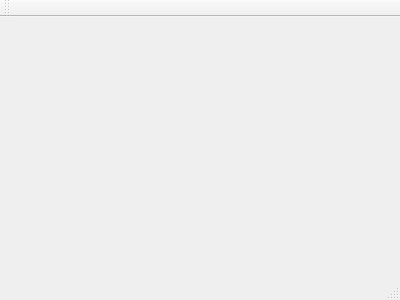
Before: the Qt Designer form Linux/RC_Car_Tool/mainwindow.ui in vedderb/rise_sdvp, drawn with Qt 5.
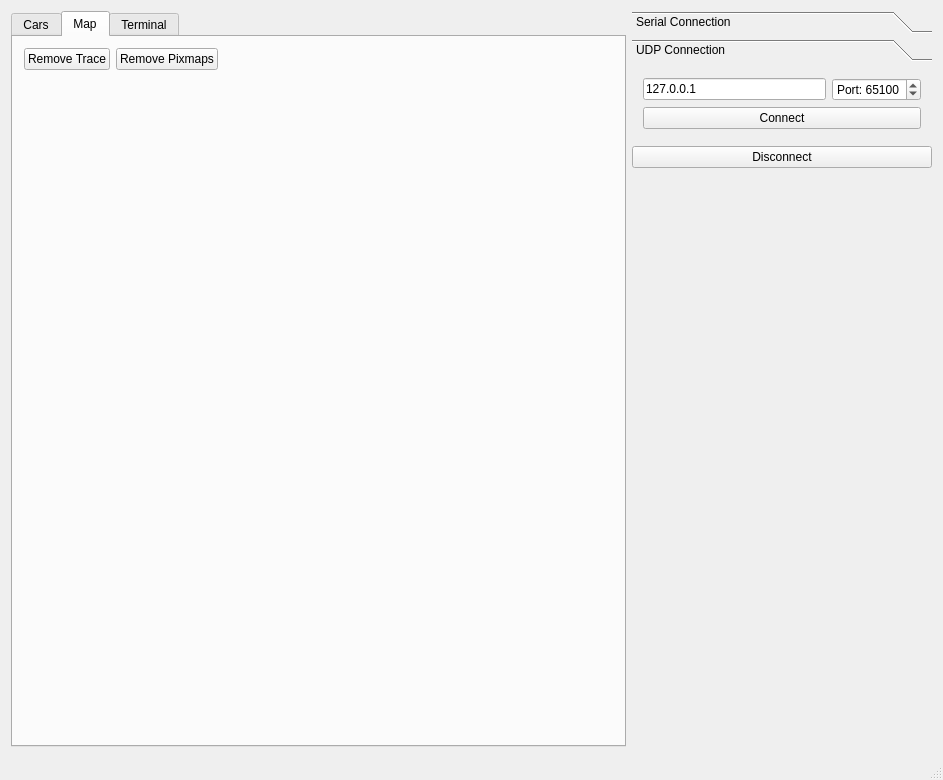
After: the same form once the commit is applied. The open tabs and pages were chosen to show the change. Custom widgets are drawn as their Qt base class.

```diff
--- a/Linux/RC_Car_Tool/mainwindow.ui
+++ b/Linux/RC_Car_Tool/mainwindow.ui
@@ -1,24 +1,296 @@
 <ui version="4.0">
  <class>MainWindow</class>
- <widget class="QMainWindow" name="MainWindow" >
-  <property name="geometry" >
+ <widget class="QMainWindow" name="MainWindow">
+  <property name="geometry">
    <rect>
     <x>0</x>
     <y>0</y>
-    <width>400</width>
-    <height>300</height>
+    <width>943</width>
+    <height>780</height>
    </rect>
   </property>
   <property name="windowTitle" >
    <string>MainWindow</string>
   </property>
-  <widget class="QMenuBar" name="menuBar" />
-  <widget class="QToolBar" name="mainToolBar" />
-  <widget class="QWidget" name="centralWidget" />
-  <widget class="QStatusBar" name="statusBar" />
+  <widget class="QWidget" name="centralWidget">
+   <layout class="QHBoxLayout" name="horizontalLayout">
+    <item>
+     <widget class="QTabWidget" name="tabWidget">
+      <property name="currentIndex">
+       <number>0</number>
+      </property>
+      <widget class="QWidget" name="tab">
+       <attribute name="title">
+        <string>Cars</string>
+       </attribute>
+       <layout class="QVBoxLayout" name="verticalLayout_3">
+        <item>
+         <widget class="QTabWidget" name="carsWidget">
+          <property name="currentIndex">
+           <number>-1</number>
+          </property>
+         </widget>
+        </item>
+        <item>
+         <layout class="QHBoxLayout" name="horizontalLayout_3">
+          <item>
+           <spacer name="horizontalSpacer_2">
+            <property name="orientation">
+             <enum>Qt::Horizontal</enum>
+            </property>
+            <property name="sizeHint" stdset="0">
+             <size>
+              <width>40</width>
+              <height>20</height>
+             </size>
+            </property>
+           </spacer>
+          </item>
+          <item>
+           <widget class="QPushButton" name="carRemoveButton">
+            <property name="text">
+             <string>Remove Car</string>
+            </property>
+           </widget>
+          </item>
+          <item>
+           <widget class="QPushButton" name="carAddButton">
+            <property name="text">
+             <string>Add Car</string>
+            </property>
+           </widget>
+          </item>
+         </layout>
+        </item>
+       </layout>
+      </widget>
+      <widget class="QWidget" name="tab_2">
+       <attribute name="title">
+        <string>Map</string>
+       </attribute>
+       <layout class="QVBoxLayout" name="verticalLayout_2">
+        <item>
+         <layout class="QHBoxLayout" name="horizontalLayout_2">
+          <item>
+           <widget class="QPushButton" name="mapRemoveTraceButton">
+            <property name="text">
+             <string>Remove Trace</string>
+            </property>
+           </widget>
+          </item>
+          <item>
+           <widget class="QPushButton" name="MapRemovePixmapsButton">
+            <property name="text">
+             <string>Remove Pixmaps</string>
+            </property>
+           </widget>
+          </item>
+          <item>
+           <spacer name="horizontalSpacer">
+            <property name="orientation">
+             <enum>Qt::Horizontal</enum>
+            </property>
+            <property name="sizeHint" stdset="0">
+             <size>
+              <width>40</width>
+              <height>20</height>
+             </size>
+            </property>
+           </spacer>
+          </item>
+         </layout>
+        </item>
+        <item>
+         <widget class="MapWidget" name="mapWidget" native="true">
+          <property name="sizePolicy">
+           <sizepolicy hsizetype="Preferred" vsizetype="MinimumExpanding">
+            <horstretch>0</horstretch>
+            <verstretch>0</verstretch>
+           </sizepolicy>
+          </property>
+         </widget>
+        </item>
+       </layout>
+      </widget>
+      <widget class="QWidget" name="tab_3">
+       <attribute name="title">
+        <string>Terminal</string>
+       </attribute>
+       <layout class="QVBoxLayout" name="verticalLayout_4">
+        <item>
+         <widget class="QTextBrowser" name="terminalBrowser"/>
+        </item>
+        <item>
+         <layout class="QHBoxLayout" name="horizontalLayout_4">
+          <item>
+           <widget class="QLineEdit" name="terminalEdit"/>
+          </item>
+          <item>
+           <widget class="QPushButton" name="terminalSendButton">
+            <property name="text">
+             <string>Send</string>
+            </property>
+           </widget>
+          </item>
+          <item>
+           <widget class="QPushButton" name="terminalClearButton">
+            <property name="text">
+             <string>Clear Terminal</string>
+            </property>
+           </widget>
+          </item>
+         </layout>
+        </item>
+       </layout>
+      </widget>
+     </widget>
+    </item>
+    <item>
+     <layout class="QVBoxLayout" name="verticalLayout">
+      <item>
+       <widget class="QToolBox" name="toolBox">
+        <property name="sizePolicy">
+         <sizepolicy hsizetype="Fixed" vsizetype="Fixed">
+          <horstretch>0</horstretch>
+          <verstretch>0</verstretch>
+         </sizepolicy>
+        </property>
+        <property name="minimumSize">
+         <size>
+          <width>300</width>
+          <height>0</height>
+         </size>
+        </property>
+        <property name="currentIndex">
+         <number>0</number>
+        </property>
+        <widget class="QWidget" name="page">
+         <property name="geometry">
+          <rect>
+           <x>0</x>
+           <y>0</y>
+           <width>300</width>
+           <height>82</height>
+          </rect>
+         </property>
+         <attribute name="label">
+          <string>Serial Connection</string>
+         </attribute>
+         <layout class="QGridLayout" name="gridLayout_2">
+          <item row="0" column="0" colspan="2">
+           <widget class="QComboBox" name="serialPortBox"/>
+          </item>
+          <item row="1" column="0">
+           <widget class="QPushButton" name="serialRefreshButton">
+            <property name="text">
+             <string>Refresh</string>
+            </property>
+           </widget>
+          </item>
+          <item row="1" column="1">
+           <widget class="QPushButton" name="serialConnectButton">
+            <property name="text">
+             <string>Connect</string>
+            </property>
+           </widget>
+          </item>
+         </layout>
+        </widget>
+        <widget class="QWidget" name="page_2">
+         <property name="geometry">
+          <rect>
+           <x>0</x>
+           <y>0</y>
+           <width>300</width>
+           <height>82</height>
+          </rect>
+         </property>
+         <attribute name="label">
+          <string>UDP Connection</string>
+         </attribute>
+         <layout class="QGridLayout" name="gridLayout">
+          <item row="0" column="0">
+           <widget class="QLineEdit" name="udpIpEdit">
+            <property name="text">
+             <string>127.0.0.1</string>
+            </property>
+           </widget>
+          </item>
+          <item row="0" column="1">
+           <widget class="QSpinBox" name="udpPortBox">
+            <property name="prefix">
+             <string>Port: </string>
+            </property>
+            <property name="maximum">
+             <number>65535</number>
+            </property>
+            <property name="value">
+             <number>65100</number>
+            </property>
+           </widget>
+          </item>
+          <item row="1" column="0" colspan="2">
+           <widget class="QPushButton" name="udpConnectButton">
+            <property name="enabled">
+             <bool>true</bool>
+            </property>
+            <property name="text">
+             <string>Connect</string>
+            </property>
+           </widget>
+          </item>
+         </layout>
+        </widget>
+       </widget>
+      </item>
+      <item>
+       <widget class="QPushButton" name="disconnectButton">
+        <property name="text">
+         <string>Disconnect</string>
+        </property>
+       </widget>
+      </item>
+      <item>
+       <spacer name="verticalSpacer">
+        <property name="orientation">
+         <enum>Qt::Vertical</enum>
+        </property>
+        <property name="sizeType">
+         <enum>QSizePolicy::Expanding</enum>
+        </property>
+        <property name="sizeHint" stdset="0">
+         <size>
+          <width>20</width>
+          <height>40</height>
+         </size>
+        </property>
+       </spacer>
+      </item>
+     </layout>
+    </item>
+   </layout>
+  </widget>
+  <widget class="QMenuBar" name="menuBar">
+   <property name="geometry">
+    <rect>
+     <x>0</x>
+     <y>0</y>
+     <width>943</width>
+     <height>27</height>
+    </rect>
+   </property>
+  </widget>
+  <widget class="QStatusBar" name="statusBar"/>
  </widget>
- <layoutDefault spacing="6" margin="11" />
- <pixmapfunction></pixmapfunction>
+ <layoutdefault spacing="6" margin="11"/>
+ <customwidgets>
+  <customwidget>
+   <class>MapWidget</class>
+   <extends>QWidget</extends>
+   <header>mapwidget.h</header>
+   <container>1</container>
+  </customwidget>
+ </customwidgets>
  <resources/>
  <connections/>
 </ui>
```
Left out of the diff: 24 changed lines with no effect on the pictures.
